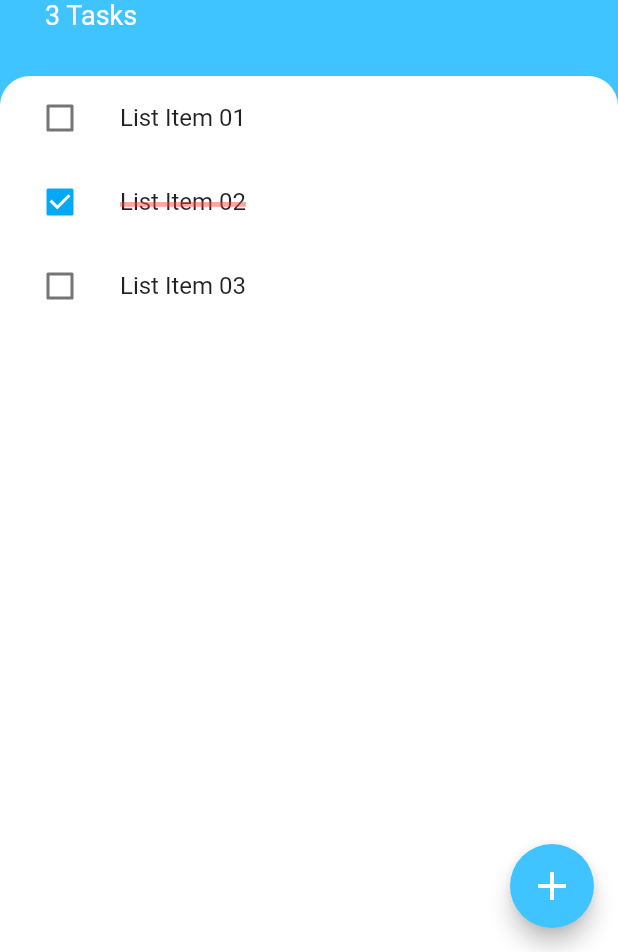
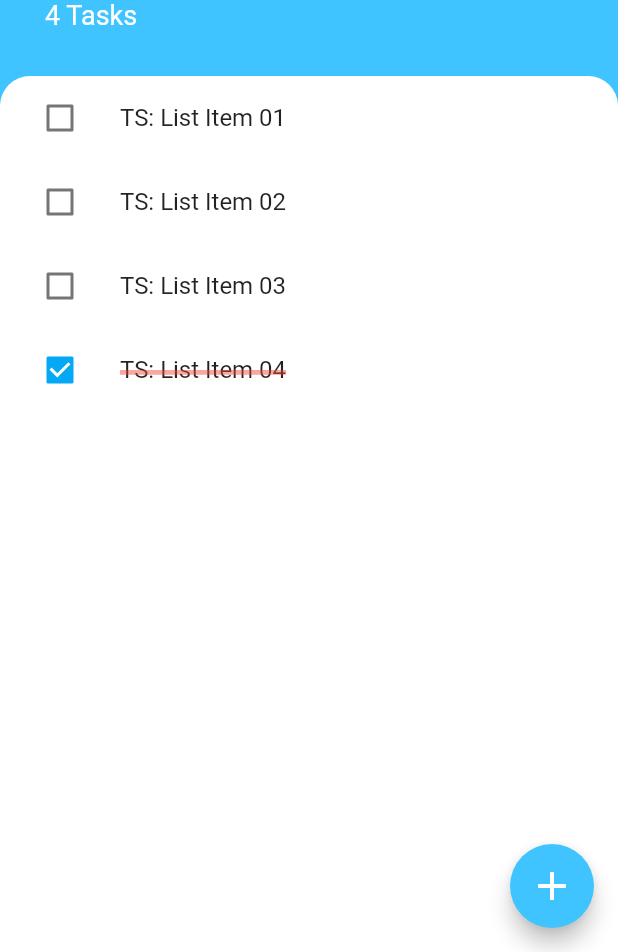
Before and after one commit to mustak/todoey_flutter, a Flutter app: the screen it shows after launch, on a phone screen of 412 x 824 dp, the part 284-1236 px from its top. Run offline on Flutter 3.47's test engine with Material 2 defaults, Android fonts, the phone set to English and light mode, and no system bars.

```diff
--- a/lib/main.dart
+++ b/lib/main.dart
@@ -1,5 +1,8 @@
 import 'package:flutter/material.dart';
+import 'package:provider/provider.dart';
+
 import 'package:todoey_flutter/screens/tasks_screen.dart';
+import 'package:todoey_flutter/models/tasks_store.dart';
 
 void main() {
   runApp(MyApp());
@@ -8,8 +11,11 @@ void main() {
 class MyApp extends StatelessWidget {
   @override
   Widget build(BuildContext context) {
-    return MaterialApp(
-      home: TasksScreen(),
+    return ChangeNotifierProvider<TasksStore>(
+      create: (context) => TasksStore(),
+      child: MaterialApp(
+        home: TasksScreen(),
+      ),
     );
   }
 }
--- /dev/null
+++ b/lib/models/tasks_store.dart
@@ -0,0 +1,31 @@
+import 'package:flutter/foundation.dart';
+import 'dart:collection';
+import 'task.dart';
+
+class TasksStore extends ChangeNotifier {
+  List<Task> _tasks = [
+    Task(title: 'TS: List Item 01', isDone: false),
+    Task(title: 'TS: List Item 02', isDone: false),
+    Task(title: 'TS: List Item 03', isDone: false),
+    Task(title: 'TS: List Item 04', isDone: true),
+  ];
+
+  UnmodifiableListView<Task> get tasks {
+    return UnmodifiableListView(_tasks);
+  }
+
+  int get taskCount {
+    return _tasks.length;
+  }
+
+  void toggleCheckbox(int i) {
+    _tasks[i].toggle();
+    notifyListeners();
+  }
+
+  void addTask(String title) {
+    final Task newTask = Task(title: title);
+    _tasks.add(newTask);
+    notifyListeners();
+  }
+}
--- a/lib/screens/tasks_screen.dart
+++ b/lib/screens/tasks_screen.dart
@@ -1,9 +1,9 @@
-import 'package:flutter/cupertino.dart';
 import 'package:flutter/material.dart';
+import 'package:provider/provider.dart';
 
 import 'package:todoey_flutter/widgets/task_items.dart';
 import 'package:todoey_flutter/screens/add_task_screen.dart';
-import 'package:todoey_flutter/models/task.dart';
+import 'package:todoey_flutter/models/tasks_store.dart';
 
 class TasksScreen extends StatefulWidget {
   @override
@@ -11,25 +11,6 @@ class TasksScreen extends StatefulWidget {
 }
 
 class _TasksScreenState extends State<TasksScreen> {
-  List<Task> tasks = [
-    Task(title: 'List Item 01', isDone: false),
-    Task(title: 'List Item 02', isDone: true),
-    Task(title: 'List Item 03', isDone: false),
-  ];
-  void toggleCheckbox(int i) {
-    setState(() {
-      tasks[i].toggle();
-    });
-  }
-
-  void addTask(String title) {
-    Task newTask = Task(title: title);
-
-    setState(() {
-      tasks.add(newTask);
-    });
-  }
-
   @override
   Widget build(BuildContext context) {
     return Scaffold(
@@ -42,9 +23,7 @@ class _TasksScreenState extends State<TasksScreen> {
                 child: Container(
               padding: EdgeInsets.only(
                   bottom: MediaQuery.of(context).viewInsets.bottom),
-              child: AddTaskScreen(
-                addTask: addTask,
-              ),
+              child: AddTaskScreen(),
             )),
             backgroundColor: Colors.transparent,
             isScrollControlled: true,
@@ -90,7 +69,7 @@ class _TasksScreenState extends State<TasksScreen> {
                   ),
                 ),
                 Text(
-                  '${tasks.length} Tasks',
+                  '${Provider.of<TasksStore>(context).taskCount} Tasks',
                   style: TextStyle(fontSize: 18, color: Colors.white),
                 ),
               ],
@@ -104,10 +83,7 @@ class _TasksScreenState extends State<TasksScreen> {
                     topRight: Radius.circular(20)),
                 color: Colors.white,
               ),
-              child: TaskItems(
-                tasks: tasks,
-                toggleTask: toggleCheckbox,
-              ),
+              child: TaskItems(),
             ),
           ),
         ],
--- a/lib/widgets/task_items.dart
+++ b/lib/widgets/task_items.dart
@@ -1,25 +1,23 @@
 import 'package:flutter/material.dart';
+import 'package:provider/provider.dart';
 
 import 'package:todoey_flutter/widgets/task_item.dart';
-import 'package:todoey_flutter/models/task.dart';
+import 'package:todoey_flutter/models/tasks_store.dart';
 
 class TaskItems extends StatelessWidget {
-  final List<Task> tasks;
-  final Function toggleTask;
-
-  TaskItems({this.tasks, this.toggleTask});
-
   @override
   Widget build(BuildContext context) {
-    return ListView.builder(
-      itemBuilder: (context, i) {
-        return TaskItem(
-          text: tasks[i].title,
-          isChecked: tasks[i].isDone,
-          changeState: () => toggleTask(i),
-        );
-      },
-      itemCount: tasks.length,
+    return Consumer<TasksStore>(
+      builder: (context, tasksStore, child) => ListView.builder(
+        itemBuilder: (context, i) {
+          return TaskItem(
+            text: tasksStore.tasks[i].title,
+            isChecked: tasksStore.tasks[i].isDone,
+            changeState: () => tasksStore.toggleCheckbox(i),
+          );
+        },
+        itemCount: tasksStore.taskCount,
+      ),
     );
   }
 }
--- a/pubspec.yaml
+++ b/pubspec.yaml
@@ -28,6 +28,7 @@ dependencies:
   # The following adds the Cupertino Icons font to your application.
   # Use with the CupertinoIcons class for iOS style icons.
   cupertino_icons: ^1.0.0
+  provider: ^4.3.2+4
 
 dev_dependencies:
   flutter_test:
```
Also changed, not shown: lib/screens/add_task_screen.dart (+6 -5 lines), pubspec.lock.
